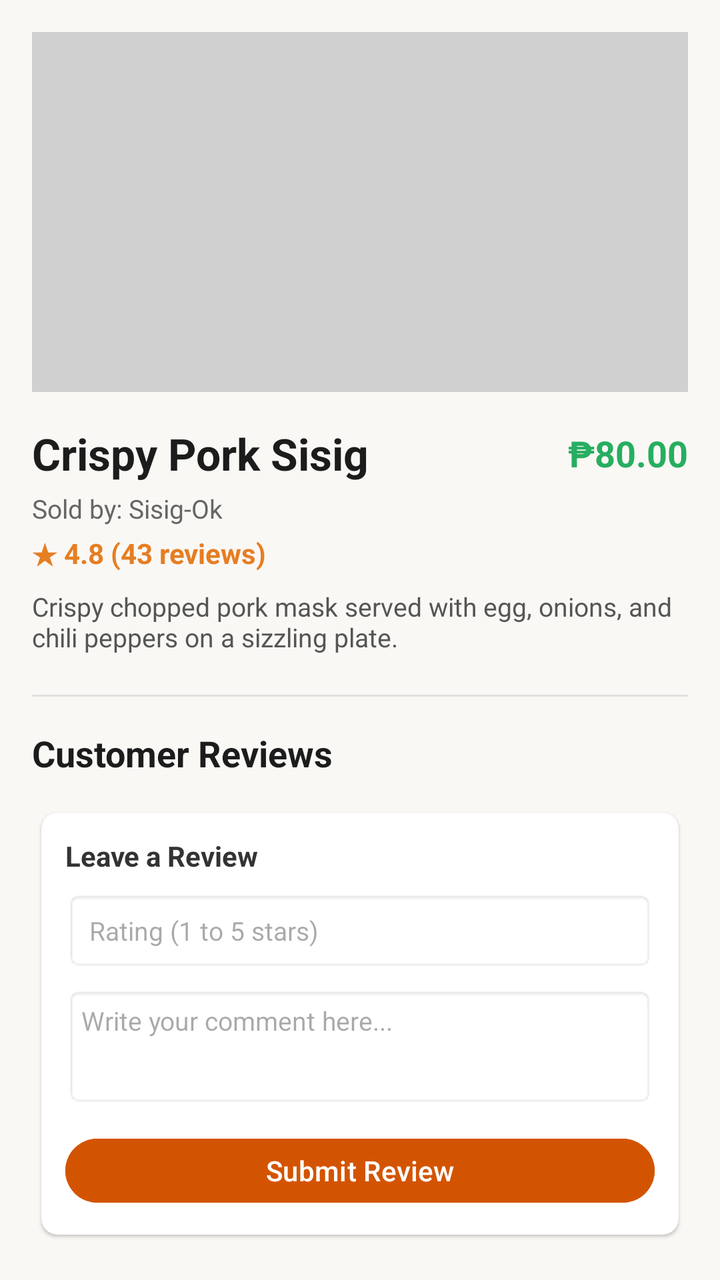
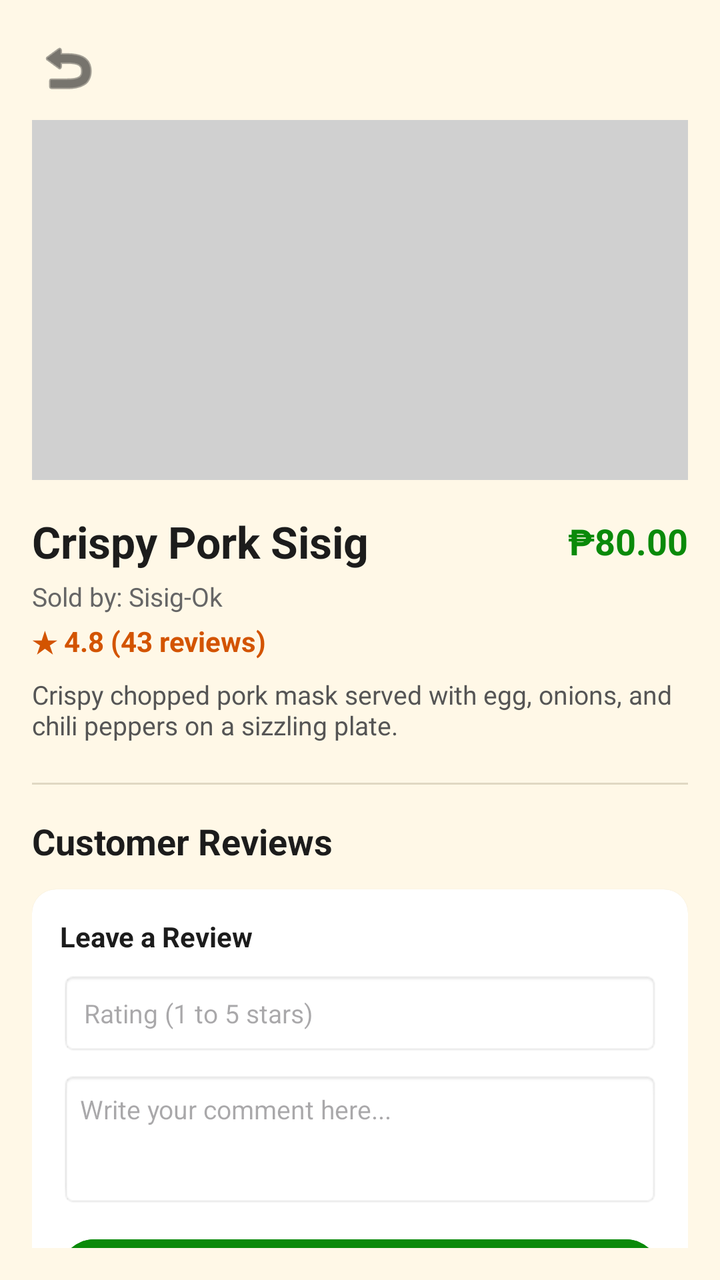

Two renders of the same Android screen: before a commit and after it. Below are the layout's source before the change and the commit's diff.
<!-- AndroidManifest.xml: application theme Theme.CafeTamGo -->
<!-- res/layout/activity_product_details.xml -->
<?xml version="1.0" encoding="utf-8"?>
<androidx.core.widget.NestedScrollView
    xmlns:android="http://schemas.android.com/apk/res/android"
    xmlns:app="http://schemas.android.com/apk/res-auto"
    android:layout_width="match_parent"
    android:layout_height="match_parent"
    android:background="#FAF8F5"
    android:padding="16dp">

    <LinearLayout
        android:layout_width="match_parent"
        android:layout_height="wrap_content"
        android:orientation="vertical">

        
        <ImageView
            android:id="@+id/ivProductBanner"
            android:layout_width="match_parent"
            android:layout_height="180dp"
            android:background="#D0D0D0"
            android:scaleType="centerCrop" />

        
        <LinearLayout
            android:layout_width="match_parent"
            android:layout_height="wrap_content"
            android:layout_marginTop="16dp"
            android:gravity="center_vertical"
            android:orientation="horizontal">

            <TextView
                android:id="@+id/tvProductName"
                android:layout_width="0dp"
                android:layout_height="wrap_content"
                android:layout_weight="1"
                android:text="Crispy Pork Sisig"
                android:textColor="#1C1C1C"
                android:textSize="22sp"
                android:textStyle="bold" />

            <TextView
                android:id="@+id/tvProductPrice"
                android:layout_width="wrap_content"
                android:layout_height="wrap_content"
                android:text="₱80.00"
                android:textColor="#27AE60"
                android:textSize="18sp"
                android:textStyle="bold" />
        </LinearLayout>

        
        <TextView
            android:id="@+id/tvProductStallSource"
            android:layout_width="match_parent"
            android:layout_height="wrap_content"
            android:layout_marginTop="4dp"
            android:text="Sold by: Sisig-Ok"
            android:textColor="#666666"
            android:textSize="13sp" />

        <TextView
            android:id="@+id/tvProductRating"
            android:layout_width="match_parent"
            android:layout_height="wrap_content"
            android:layout_marginTop="4dp"
            android:text="★ 4.8 (43 reviews)"
            android:textColor="#E67E22"
            android:textSize="14sp"
            android:textStyle="bold" />

        
        <TextView
            android:id="@+id/tvProductDescription"
            android:layout_width="match_parent"
            android:layout_height="wrap_content"
            android:layout_marginTop="8dp"
            android:text="Crispy chopped pork mask served with egg, onions, and chili peppers on a sizzling plate."
            android:textColor="#555555"
            android:textSize="13sp" />

        
        <View
            android:layout_width="match_parent"
            android:layout_height="1dp"
            android:layout_marginTop="20dp"
            android:background="#E0E0E0" />

        
        <TextView
            android:layout_width="wrap_content"
            android:layout_height="wrap_content"
            android:layout_marginTop="16dp"
            android:text="Customer Reviews"
            android:textColor="#1C1C1C"
            android:textSize="18sp"
            android:textStyle="bold" />

        
        <androidx.cardview.widget.CardView
            android:layout_width="match_parent"
            android:layout_height="wrap_content"
            android:layout_marginTop="12dp"
            app:cardCornerRadius="8dp"
            app:cardElevation="1dp"
            app:cardUseCompatPadding="true">

            <LinearLayout
                android:layout_width="match_parent"
                android:layout_height="wrap_content"
                android:orientation="vertical"
                android:padding="12dp">

                <TextView
                    android:layout_width="wrap_content"
                    android:layout_height="wrap_content"
                    android:text="Leave a Review"
                    android:textColor="#333333"
                    android:textSize="14sp"
                    android:textStyle="bold" />

                <EditText
                    android:id="@+id/etRating"
                    android:layout_width="match_parent"
                    android:layout_height="40dp"
                    android:layout_marginTop="8dp"
                    android:background="@android:drawable/editbox_background_normal"
                    android:hint="Rating (1 to 5 stars)"
                    android:inputType="number"
                    android:paddingHorizontal="12dp"
                    android:textSize="13sp" />

                <EditText
                    android:id="@+id/etComment"
                    android:layout_width="match_parent"
                    android:layout_height="60dp"
                    android:layout_marginTop="8dp"
                    android:background="@android:drawable/editbox_background_normal"
                    android:gravity="top"
                    android:hint="Write your comment here..."
                    android:padding="8dp"
                    android:textSize="13sp" />

                <Button
                    android:id="@+id/btnSubmitReview"
                    android:layout_width="match_parent"
                    android:layout_height="40dp"
                    android:layout_marginTop="12dp"
                    android:backgroundTint="#D35400"
                    android:text="Submit Review"
                    android:textColor="#FFFFFF" />
            </LinearLayout>
        </androidx.cardview.widget.CardView>

        
        <ListView
            android:id="@+id/lvReviews"
            android:layout_width="match_parent"
            android:layout_height="250dp"
            android:layout_marginTop="12dp" />

    </LinearLayout>
</androidx.core.widget.NestedScrollView>
<!-- resources referenced by this layout -->
<resources>
  <style name="Theme.CafeTamGo" parent="Base.Theme.CafeTamGo" />
  <style name="Base.Theme.CafeTamGo" parent="Theme.Material3.DayNight.NoActionBar">
          
          
      </style>
</resources>

<!-- the commit's change to res/layout/activity_product_details.xml (unified diff, before → after) -->
@@ -4,7 +4,7 @@
     xmlns:app="http://schemas.android.com/apk/res-auto"
     android:layout_width="match_parent"
     android:layout_height="match_parent"
-    android:background="#FAF8F5"
+    android:background="#FFF8E7"
     android:padding="16dp">
 
     <LinearLayout
@@ -12,15 +12,23 @@
         android:layout_height="wrap_content"
         android:orientation="vertical">
 
-        
+        <ImageButton
+            android:id="@+id/btnBackProductDetails"
+            android:layout_width="36dp"
+            android:layout_height="36dp"
+            android:background="?attr/selectableItemBackgroundBorderless"
+            android:contentDescription="Back"
+            android:src="@android:drawable/ic_menu_revert"
+            android:tint="#1C1C1C" />
+
         <ImageView
             android:id="@+id/ivProductBanner"
             android:layout_width="match_parent"
             android:layout_height="180dp"
+            android:layout_marginTop="8dp"
             android:background="#D0D0D0"
             android:scaleType="centerCrop" />
 
-        
         <LinearLayout
             android:layout_width="match_parent"
             android:layout_height="wrap_content"
@@ -43,12 +51,11 @@
                 android:layout_width="wrap_content"
                 android:layout_height="wrap_content"
                 android:text="₱80.00"
-                android:textColor="#27AE60"
+                android:textColor="#0A8A0A"
                 android:textSize="18sp"
                 android:textStyle="bold" />
         </LinearLayout>
 
-        
         <TextView
             android:id="@+id/tvProductStallSource"
             android:layout_width="match_parent"
@@ -64,11 +71,10 @@
             android:layout_height="wrap_content"
             android:layout_marginTop="4dp"
             android:text="★ 4.8 (43 reviews)"
-            android:textColor="#E67E22"
+            android:textColor="#D35400"
             android:textSize="14sp"
             android:textStyle="bold" />
 
-        
         <TextView
             android:id="@+id/tvProductDescription"
             android:layout_width="match_parent"
@@ -78,14 +84,12 @@
             android:textColor="#555555"
             android:textSize="13sp" />
 
-        
         <View
             android:layout_width="match_parent"
             android:layout_height="1dp"
             android:layout_marginTop="20dp"
-            android:background="#E0E0E0" />
+            android:background="#E0D8C3" />
 
-        
         <TextView
             android:layout_width="wrap_content"
             android:layout_height="wrap_content"
@@ -95,33 +99,32 @@
             android:textSize="18sp"
             android:textStyle="bold" />
 
-        
         <androidx.cardview.widget.CardView
             android:layout_width="match_parent"
             android:layout_height="wrap_content"
             android:layout_marginTop="12dp"
-            app:cardCornerRadius="8dp"
-            app:cardElevation="1dp"
-            app:cardUseCompatPadding="true">
+            app:cardBackgroundColor="#FFFFFF"
+            app:cardCornerRadius="12dp"
+            app:cardElevation="1dp">
 
             <LinearLayout
                 android:layout_width="match_parent"
                 android:layout_height="wrap_content"
                 android:orientation="vertical"
-                android:padding="12dp">
+                android:padding="14dp">
 
                 <TextView
                     android:layout_width="wrap_content"
                     android:layout_height="wrap_content"
                     android:text="Leave a Review"
-                    android:textColor="#333333"
+                    android:textColor="#1C1C1C"
                     android:textSize="14sp"
                     android:textStyle="bold" />
 
                 <EditText
                     android:id="@+id/etRating"
                     android:layout_width="match_parent"
-                    android:layout_height="40dp"
+                    android:layout_height="42dp"
                     android:layout_marginTop="8dp"
                     android:background="@android:drawable/editbox_background_normal"
                     android:hint="Rating (1 to 5 stars)"
@@ -132,31 +135,33 @@
                 <EditText
                     android:id="@+id/etComment"
                     android:layout_width="match_parent"
-                    android:layout_height="60dp"
+                    android:layout_height="68dp"
                     android:layout_marginTop="8dp"
                     android:background="@android:drawable/editbox_background_normal"
                     android:gravity="top"
                     android:hint="Write your comment here..."
-                    android:padding="8dp"
+                    android:padding="10dp"
                     android:textSize="13sp" />
 
                 <Button
                     android:id="@+id/btnSubmitReview"
                     android:layout_width="match_parent"
-                    android:layout_height="40dp"
+                    android:layout_height="42dp"
                     android:layout_marginTop="12dp"
-                    android:backgroundTint="#D35400"
+                    android:backgroundTint="#0A8A0A"
                     android:text="Submit Review"
-                    android:textColor="#FFFFFF" />
+                    android:textAllCaps="false"
+                    android:textColor="#FFFFFF"
+                    android:textStyle="bold" />
             </LinearLayout>
         </androidx.cardview.widget.CardView>
 
-        
-        <ListView
-            android:id="@+id/lvReviews"
+        <androidx.recyclerview.widget.RecyclerView
+            android:id="@+id/rvProductReviews"
             android:layout_width="match_parent"
-            android:layout_height="250dp"
-            android:layout_marginTop="12dp" />
+            android:layout_height="wrap_content"
+            android:layout_marginTop="12dp"
+            android:nestedScrollingEnabled="false" />
 
     </LinearLayout>
 </androidx.core.widget.NestedScrollView>
